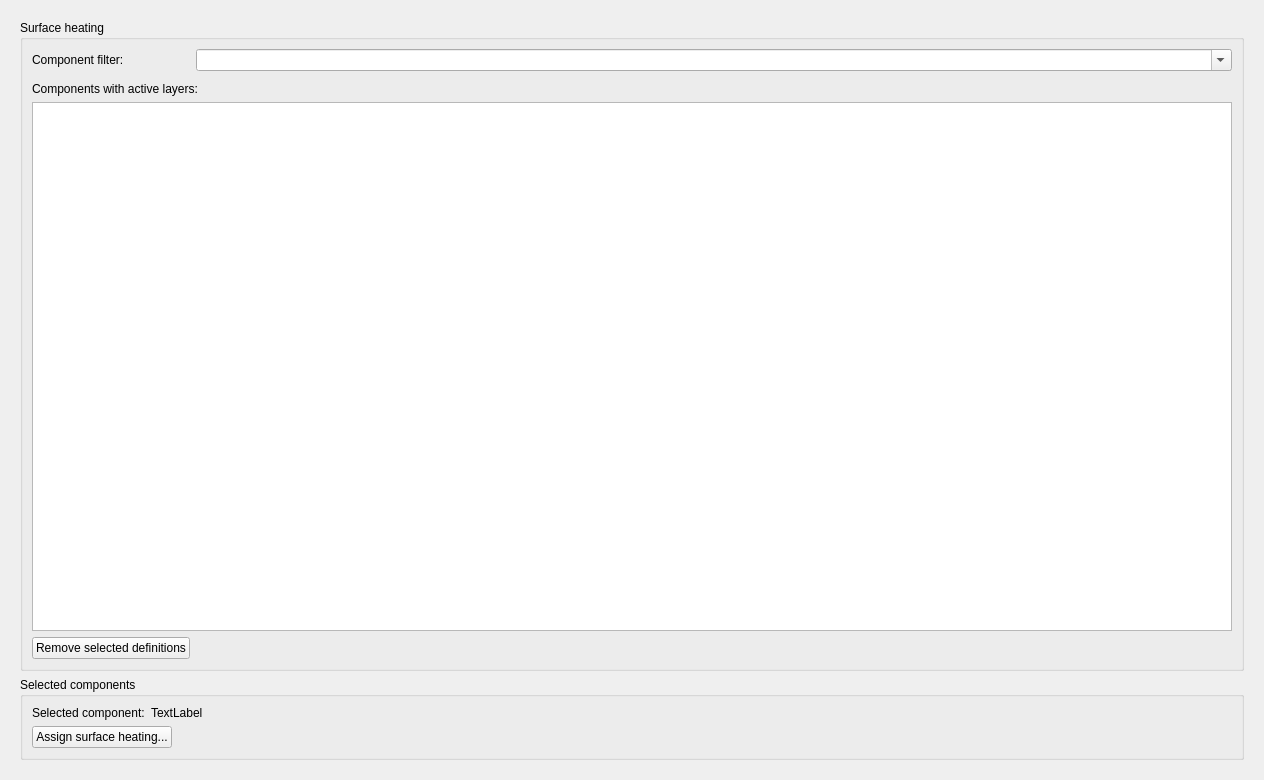
Old version of the form SIM-VICUS/src/SVPropBuildingEditWidget.ui in the repository ghorwin/SIM-VICUS.
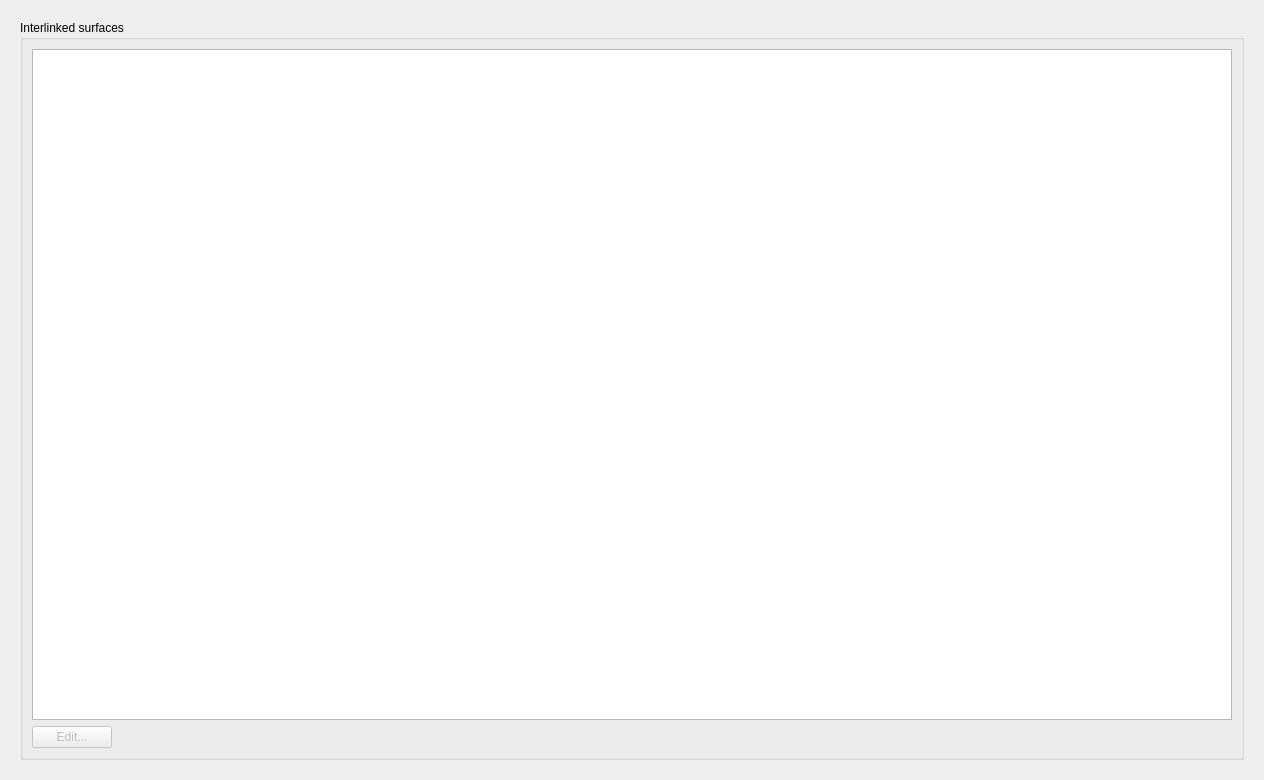
New version of the form.

Commit message: Added new property page for component instances/interlinked surfaces.

```diff
--- a/SIM-VICUS/src/SVPropBuildingEditWidget.ui
+++ b/SIM-VICUS/src/SVPropBuildingEditWidget.ui
@@ -14,7 +14,7 @@
    <item>
     <widget class="QStackedWidget" name="stackedWidget">
      <property name="currentIndex">
-      <number>6</number>
+      <number>5</number>
      </property>
      <widget class="QWidget" name="pageEmpty"/>
      <widget class="QWidget" name="pageComponents">
@@ -485,6 +485,51 @@
        </item>
       </layout>
      </widget>
+     <widget class="QWidget" name="pageInterlinkedSurfaces">
+      <layout class="QVBoxLayout" name="verticalLayoutInterlinkedSurfaces">
+       <item>
+        <widget class="QGroupBox" name="groupBoxInterlinkedSurfaces">
+         <property name="title">
+          <string>Interlinked surfaces</string>
+         </property>
+         <layout class="QGridLayout" name="gridLayout_13">
+          <item row="0" column="0" colspan="2">
+           <widget class="QTableWidget" name="tableWidgetInterlinkedSurfaces"/>
+          </item>
+          <item row="1" column="1">
+           <spacer name="horizontalSpacer_11">
+            <property name="orientation">
+             <enum>Qt::Horizontal</enum>
+            </property>
+            <property name="sizeHint" stdset="0">
+             <size>
+              <width>280</width>
+              <height>20</height>
+             </size>
+            </property>
+           </spacer>
+          </item>
+          <item row="1" column="0">
+           <widget class="QPushButton" name="pushButtonSelectedInterlinkedSurfaces">
+            <property name="enabled">
+             <bool>false</bool>
+            </property>
+            <property name="text">
+             <string>Edit...</string>
+            </property>
+            <property name="iconSize">
+             <size>
+              <width>24</width>
+              <height>24</height>
+             </size>
+            </property>
+           </widget>
+          </item>
+         </layout>
+        </widget>
+       </item>
+      </layout>
+     </widget>
      <widget class="QWidget" name="pageZoneTemplates">
       <layout class="QVBoxLayout" name="verticalLayoutZoneTemplates">
        <item>
```
The commit also changes 5 other files.
